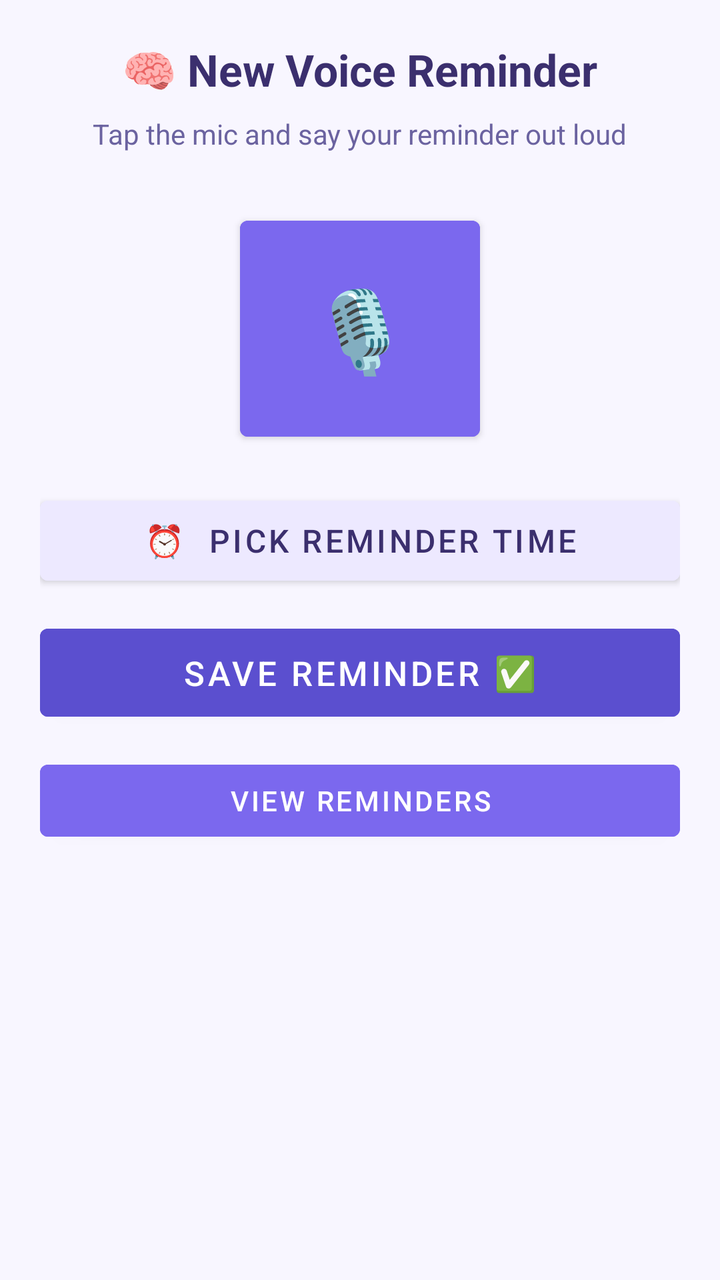
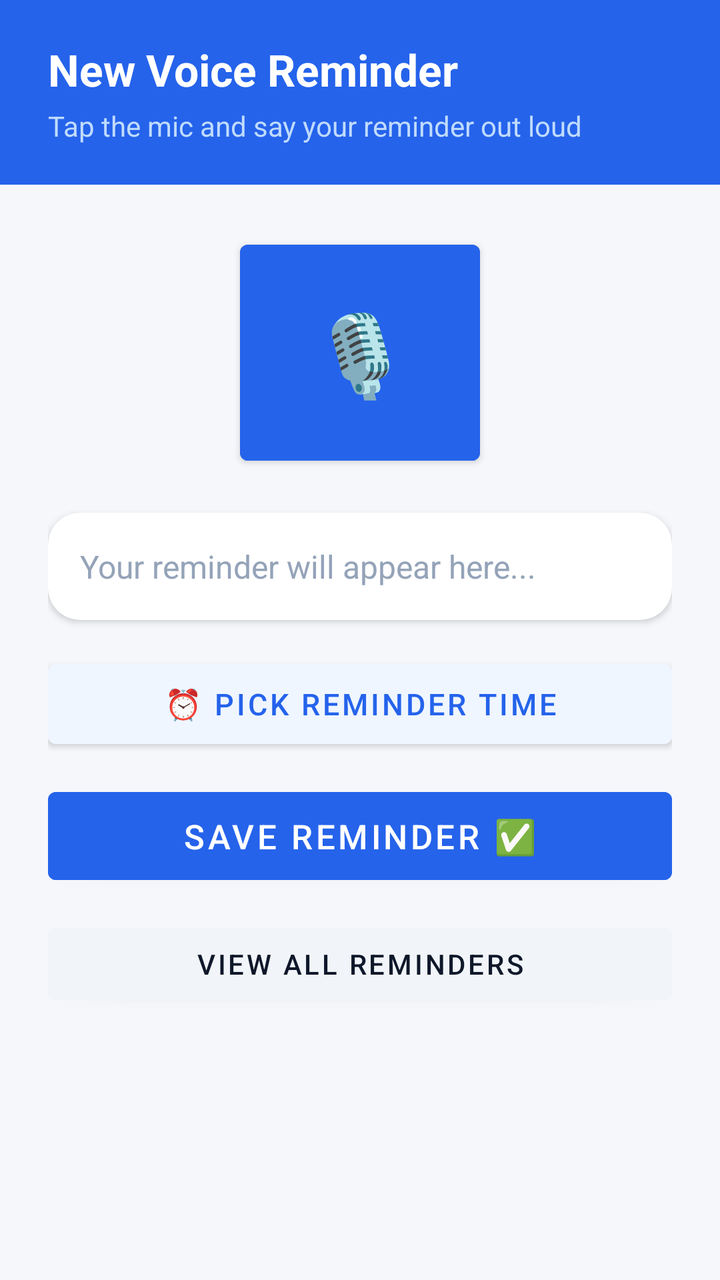

Two renders of the same Android screen: before a commit and after it. Below are the layout's source before the change and the commit's diff.
<!-- AndroidManifest.xml: application theme Theme.BrainFriend -->
<!-- res/layout/fragment_add_reminder.xml -->
<?xml version="1.0" encoding="utf-8"?>
<ScrollView xmlns:android="http://schemas.android.com/apk/res/android"
    xmlns:app="http://schemas.android.com/apk/res-auto"
    android:layout_width="match_parent"
    android:layout_height="match_parent"
    android:background="#F8F6FF"
    android:padding="20dp">

    <LinearLayout
        android:layout_width="match_parent"
        android:layout_height="wrap_content"
        android:orientation="vertical"
        android:gravity="center_horizontal">

        <TextView
            android:layout_width="wrap_content"
            android:layout_height="wrap_content"
            android:text="🧠 New Voice Reminder"
            android:textSize="22sp"
            android:textStyle="bold"
            android:textColor="#3B2F6E"
            android:layout_marginBottom="8dp"/>

        <TextView
            android:layout_width="wrap_content"
            android:layout_height="wrap_content"
            android:text="Tap the mic and say your reminder out loud"
            android:textSize="14sp"
            android:textColor="#6B63A0"
            android:layout_marginBottom="28dp"/>


        <Button
            android:id="@+id/btn_mic"
            android:layout_width="120dp"
            android:layout_height="120dp"
            android:text="🎙"
            android:textSize="40sp"
            android:backgroundTint="#7B68EE"
            android:layout_marginBottom="20dp"/>


        <TextView
            android:id="@+id/tv_transcribed"
            android:layout_width="match_parent"
            android:layout_height="wrap_content"
            android:background="#FFFFFF"
            android:padding="16dp"
            android:textSize="16sp"
            android:textColor="#2D2152"
            android:hint="Your reminder will appear here…"
            android:textColorHint="#B0AACC"
            android:visibility="gone"
            android:layout_marginBottom="20dp"/>


        <Button
            android:id="@+id/btn_pick_time"
            android:layout_width="match_parent"
            android:layout_height="52dp"
            android:text="⏰  Pick reminder time"
            android:textSize="16sp"
            android:backgroundTint="#EDE9FF"
            android:textColor="#3B2F6E"
            android:layout_marginBottom="12dp"/>


        <TextView
            android:id="@+id/tv_scheduled_time"
            android:layout_width="match_parent"
            android:layout_height="wrap_content"
            android:textSize="15sp"
            android:textColor="#5A4BAD"
            android:gravity="center"
            android:visibility="gone"
            android:layout_marginBottom="24dp"/>


        <Button
            android:id="@+id/btn_save_reminder"
            android:layout_width="match_parent"
            android:layout_height="56dp"
            android:text="Save Reminder ✅"
            android:textSize="17sp"
            android:textColor="#FFFFFF"
            android:backgroundTint="#5B4FCF"/>


        <Button
            android:id="@+id/btn_view_reminders"
            android:layout_width="match_parent"
            android:layout_height="wrap_content"
            android:layout_marginTop="12dp"
            android:text="View Reminders"
            android:backgroundTint="#7B68EE"
            android:textColor="#FFFFFF"/>

    </LinearLayout>
</ScrollView>
<!-- resources referenced by this layout -->
<resources>
  <style name="Theme.BrainFriend" parent="Theme.MaterialComponents.Light.NoActionBar">
          <item name="colorPrimary">#2563EB</item>
          <item name="colorPrimaryVariant">#1D4ED8</item>
          <item name="colorOnPrimary">#FFFFFF</item>
          <item name="colorSecondary">#22C55E</item>
          <item name="colorOnSecondary">#FFFFFF</item>
          <item name="android:statusBarColor">#2563EB</item>
      </style>
</resources>

<!-- the commit's change to res/layout/fragment_add_reminder.xml (unified diff, before → after) -->
@@ -3,97 +3,121 @@
     xmlns:app="http://schemas.android.com/apk/res-auto"
     android:layout_width="match_parent"
     android:layout_height="match_parent"
-    android:background="#F8F6FF"
-    android:padding="20dp">
+    android:background="#F5F7FA">
 
     <LinearLayout
         android:layout_width="match_parent"
         android:layout_height="wrap_content"
-        android:orientation="vertical"
-        android:gravity="center_horizontal">
+        android:orientation="vertical">
 
-        <TextView
-            android:layout_width="wrap_content"
-            android:layout_height="wrap_content"
-            android:text="🧠 New Voice Reminder"
-            android:textSize="22sp"
-            android:textStyle="bold"
-            android:textColor="#3B2F6E"
-            android:layout_marginBottom="8dp"/>
-
-        <TextView
-            android:layout_width="wrap_content"
-            android:layout_height="wrap_content"
-            android:text="Tap the mic and say your reminder out loud"
-            android:textSize="14sp"
-            android:textColor="#6B63A0"
-            android:layout_marginBottom="28dp"/>
-
-
-        <Button
-            android:id="@+id/btn_mic"
-            android:layout_width="120dp"
-            android:layout_height="120dp"
-            android:text="🎙"
-            android:textSize="40sp"
-            android:backgroundTint="#7B68EE"
-            android:layout_marginBottom="20dp"/>
-
-
-        <TextView
-            android:id="@+id/tv_transcribed"
+        
+        <LinearLayout
             android:layout_width="match_parent"
             android:layout_height="wrap_content"
-            android:background="#FFFFFF"
-            android:padding="16dp"
-            android:textSize="16sp"
-            android:textColor="#2D2152"
-            android:hint="Your reminder will appear here…"
-            android:textColorHint="#B0AACC"
-            android:visibility="gone"
-            android:layout_marginBottom="20dp"/>
+            android:orientation="vertical"
+            android:background="#2563EB"
+            android:paddingStart="24dp"
+            android:paddingEnd="24dp"
+            android:paddingTop="20dp"
+            android:paddingBottom="20dp">
 
+            <TextView
+                android:layout_width="wrap_content"
+                android:layout_height="wrap_content"
+                android:text="New Voice Reminder"
+                android:textSize="22sp"
+                android:textStyle="bold"
+                android:textColor="#FFFFFF" />
 
-        <Button
-            android:id="@+id/btn_pick_time"
-            android:layout_width="match_parent"
-            android:layout_height="52dp"
-            android:text="⏰  Pick reminder time"
-            android:textSize="16sp"
-            android:backgroundTint="#EDE9FF"
-            android:textColor="#3B2F6E"
-            android:layout_marginBottom="12dp"/>
+            <TextView
+                android:layout_width="wrap_content"
+                android:layout_height="wrap_content"
+                android:text="Tap the mic and say your reminder out loud"
+                android:textSize="14sp"
+                android:textColor="#BFDBFE"
+                android:layout_marginTop="4dp" />
+        </LinearLayout>
 
-
-        <TextView
-            android:id="@+id/tv_scheduled_time"
+        <LinearLayout
             android:layout_width="match_parent"
             android:layout_height="wrap_content"
-            android:textSize="15sp"
-            android:textColor="#5A4BAD"
-            android:gravity="center"
-            android:visibility="gone"
-            android:layout_marginBottom="24dp"/>
+            android:orientation="vertical"
+            android:padding="24dp"
+            android:gravity="center_horizontal">
 
+            
+            <Button
+                android:id="@+id/btn_mic"
+                android:layout_width="120dp"
+                android:layout_height="120dp"
+                android:text="🎙"
+                android:textSize="40sp"
+                android:backgroundTint="#2563EB"
+                android:layout_marginBottom="20dp" />
 
-        <Button
-            android:id="@+id/btn_save_reminder"
-            android:layout_width="match_parent"
-            android:layout_height="56dp"
-            android:text="Save Reminder ✅"
-            android:textSize="17sp"
-            android:textColor="#FFFFFF"
-            android:backgroundTint="#5B4FCF"/>
+            
+            <androidx.cardview.widget.CardView
+                android:layout_width="match_parent"
+                android:layout_height="wrap_content"
+                app:cardCornerRadius="16dp"
+                app:cardElevation="2dp"
+                app:cardBackgroundColor="#FFFFFF"
+                android:layout_marginBottom="16dp">
 
+                <TextView
+                    android:id="@+id/tv_transcribed"
+                    android:layout_width="match_parent"
+                    android:layout_height="wrap_content"
+                    android:padding="16dp"
+                    android:textSize="16sp"
+                    android:textColor="#0F172A"
+                    android:hint="Your reminder will appear here..."
+                    android:textColorHint="#94A3B8"
+                    android:visibility="visible" />
+            </androidx.cardview.widget.CardView>
 
-        <Button
-            android:id="@+id/btn_view_reminders"
-            android:layout_width="match_parent"
-            android:layout_height="wrap_content"
-            android:layout_marginTop="12dp"
-            android:text="View Reminders"
-            android:backgroundTint="#7B68EE"
-            android:textColor="#FFFFFF"/>
+            
+            <Button
+                android:id="@+id/btn_pick_time"
+                android:layout_width="match_parent"
+                android:layout_height="52dp"
+                android:text="⏰ Pick Reminder Time"
+                android:textSize="15sp"
+                android:backgroundTint="#EFF6FF"
+                android:textColor="#2563EB"
+                android:layout_marginBottom="12dp" />
 
+            
+            <TextView
+                android:id="@+id/tv_scheduled_time"
+                android:layout_width="match_parent"
+                android:layout_height="wrap_content"
+                android:textSize="15sp"
+                android:textColor="#2563EB"
+                android:gravity="center"
+                android:visibility="gone"
+                android:layout_marginBottom="24dp" />
+
+            
+            <Button
+                android:id="@+id/btn_save_reminder"
+                android:layout_width="match_parent"
+                android:layout_height="56dp"
+                android:text="Save Reminder ✅"
+                android:textSize="17sp"
+                android:textColor="#FFFFFF"
+                android:backgroundTint="#2563EB"
+                android:layout_marginBottom="12dp" />
+
+            
+            <Button
+                android:id="@+id/btn_view_reminders"
+                android:layout_width="match_parent"
+                android:layout_height="wrap_content"
+                android:text="View All Reminders"
+                android:backgroundTint="#F1F5F9"
+                android:textColor="#0F172A" />
+
+        </LinearLayout>
     </LinearLayout>
 </ScrollView>
